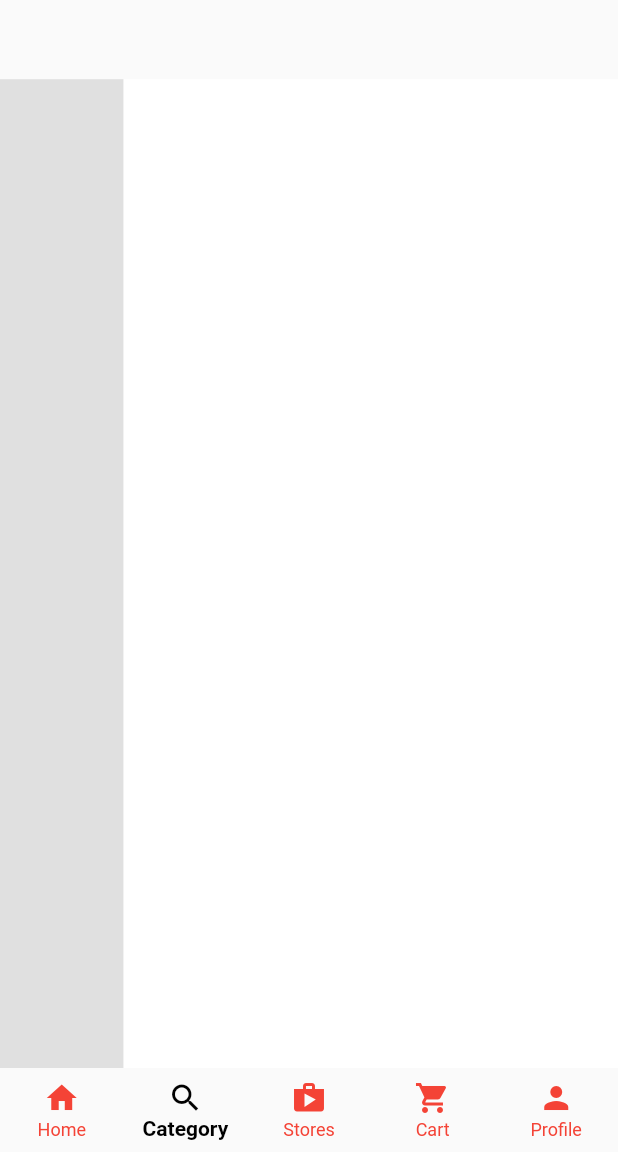
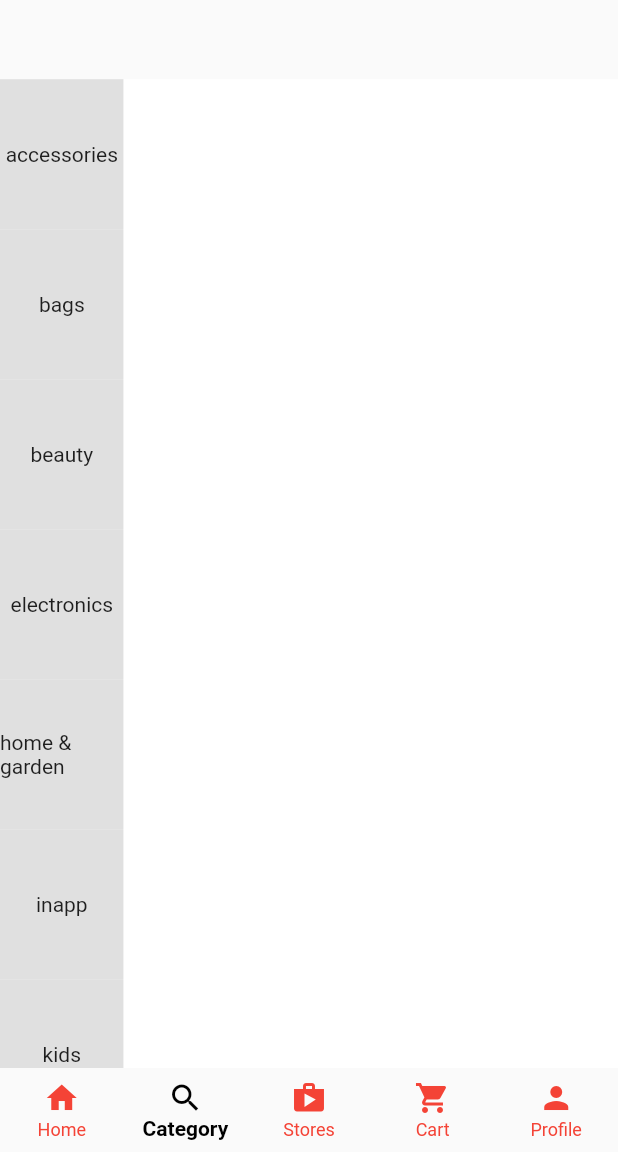
Before and after one commit to Double-Kei/CollaboProject, a Flutter app: the screen it shows after launch, item 2 of the bottom bar chosen, on a phone screen of 412 x 824 dp, the part 84-1236 px from its top. Run offline on Flutter 3.47's test engine with Material 2 defaults, Android fonts, the phone set to English and light mode, and no system bars.

Commit message:
modify category page

```diff
--- a/lib/screens/category.dart
+++ b/lib/screens/category.dart
@@ -1,5 +1,25 @@
 import 'package:flutter/material.dart';
 import 'package:multi_store_app/widgets/base_search.dart';
+
+
+List<ItemsData> items = [
+  ItemsData(label: "accessories"),
+  ItemsData(label: "bags"),
+  ItemsData(label: "beauty"),
+  ItemsData(label: "electronics"),
+  ItemsData(label: "home & garden"),
+  ItemsData(label: "inapp"),
+  ItemsData(label: "kids"),
+  ItemsData(label: "men"),
+  ItemsData(label: "shoes"),
+  ItemsData(label: "women"),
+];
+
+class ItemsData {
+  String label;
+  bool isSelected;
+  ItemsData({required this.label, this.isSelected = false});
+}
 
 class CategoryScreen extends StatefulWidget {
   const CategoryScreen({Key? key}) : super(key: key);
@@ -26,10 +46,28 @@ class _CategoryScreenState extends State<CategoryScreen> {
   }
 
   Widget sideNavigator (Size size){
-    return Container(
+    return SizedBox(
       height: size.height * 0.8,
       width: size.width * 0.2,
-      color: Colors.grey.shade300,
+      child: ListView.builder(
+        itemCount: items.length,
+        itemBuilder: (context, index) {
+        return GestureDetector(
+          onTap: () {
+            for (var element in items) {
+              element.isSelected = false;
+            }
+            setState(() {
+              items[index].isSelected = true;
+            });
+          },
+          child: Container(
+            color: items[index].isSelected == true? Colors.white : Colors.grey.shade300,
+            height: 100,
+            child: Center(child: Text(items[index].label)),
+          ),
+        );
+      }),
     );
   }
 
```
